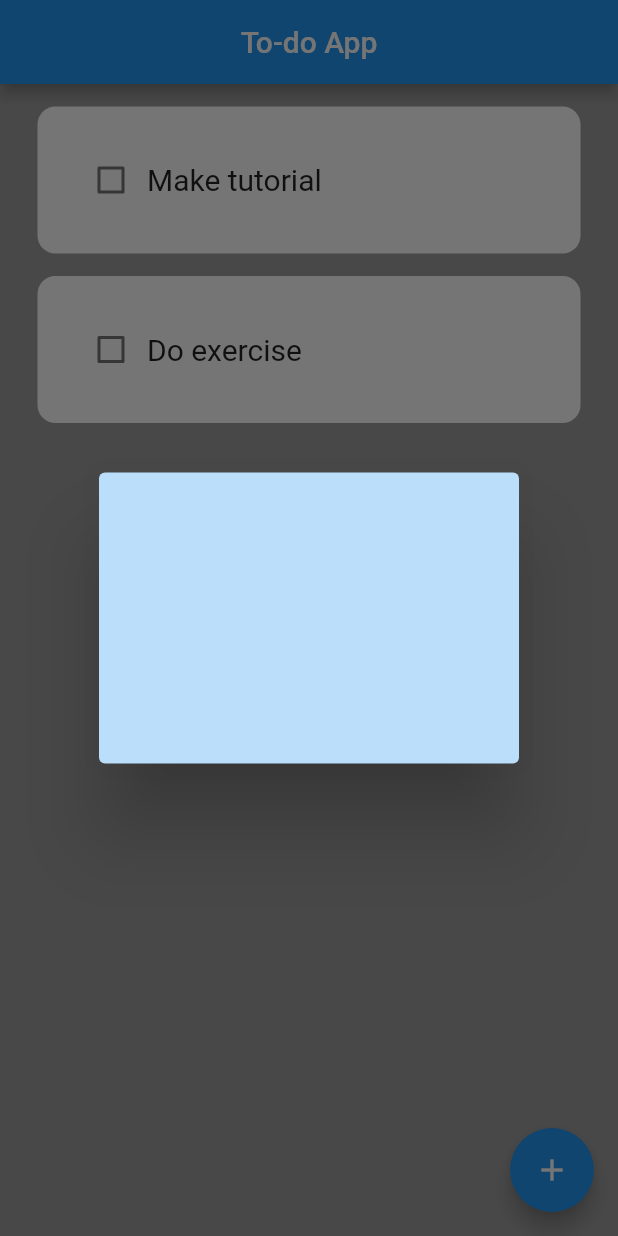
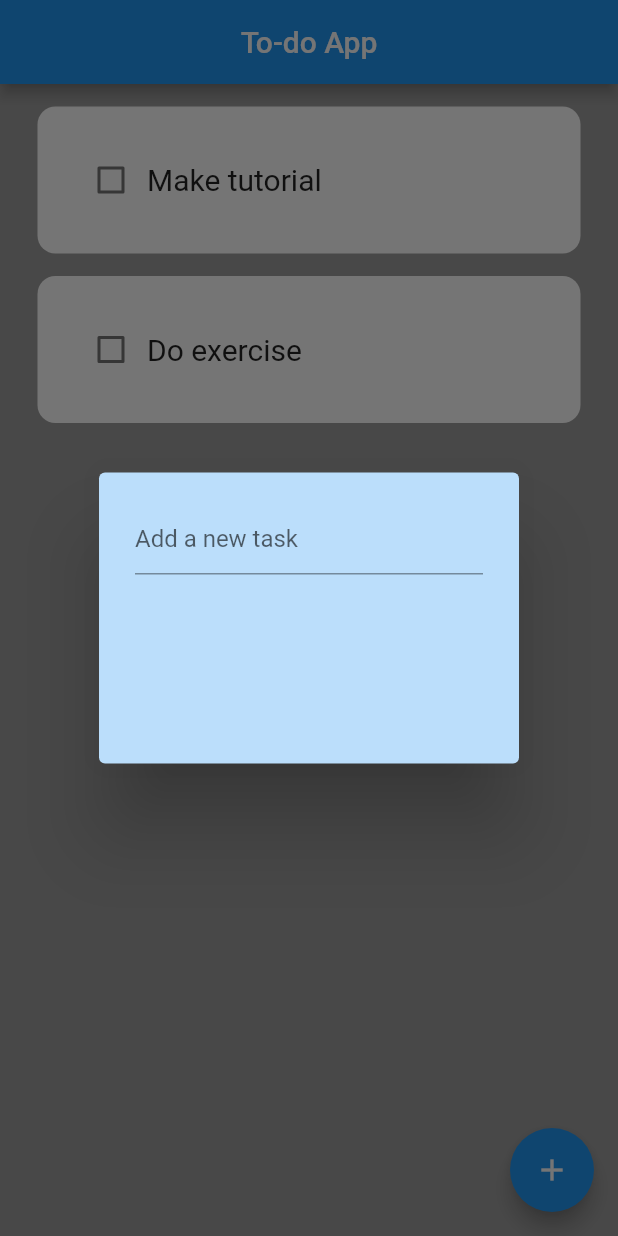
Before and after one commit to MoriKeli/To-do-App, a Flutter app: the screen it shows after launch, after a tap on the "add" icon, on a phone screen of 412 x 824 dp. Run offline on Flutter 3.47's test engine with Material 2 defaults, Android fonts, the phone set to English and light mode, and no system bars.

Commit message:
added a TextField

```diff
--- a/lib/utils/dialogbox.dart
+++ b/lib/utils/dialogbox.dart
@@ -9,6 +9,18 @@ class DialogBox extends StatelessWidget {
       backgroundColor: Colors.blue[100],
       content: Container(
         height: 150,
+        child: Column(
+          children: [
+            TextField(
+              decoration: InputDecoration(
+                hintText: 'Add a new task',
+              ),
+            ), // get user input
+
+
+          ],
+        ),
+
       ),
     );
   }
```
